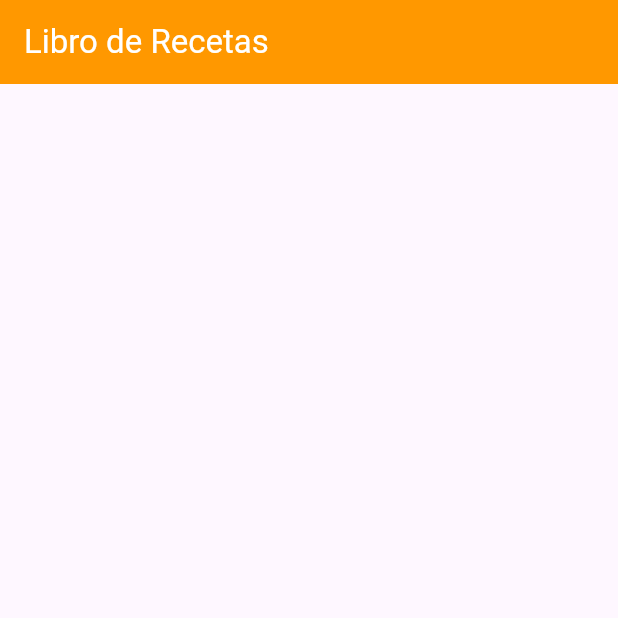
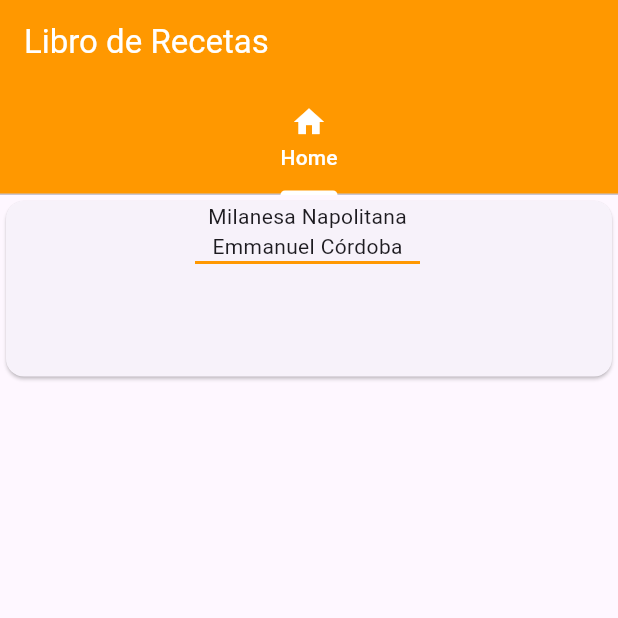
Before and after one commit to emmanuelcordoba/platzi_recipe_book, a Flutter app: the screen it shows after launch, on a phone screen of 412 x 824 dp, the top half of it. Run offline on Flutter 3.47's test engine with Material 3 defaults, Android fonts, the phone set to English and light mode, and no system bars.

Commit message:
Agrego HomeScreen. Agrego Tabs en el AppBar.

```diff
--- a/lib/main.dart
+++ b/lib/main.dart
@@ -1,4 +1,5 @@
 import 'package:flutter/material.dart';
+import 'package:platzi_recipe_book/screens/home.dart';
 
 void main() {
   runApp(const MyApp());
@@ -21,13 +22,27 @@ class RecipeBook extends StatelessWidget {
 
   @override
   Widget build(BuildContext context) {
-    return Scaffold(
-      appBar: AppBar(
-        title: const Text(
-          'Libro de Recetas',
-          style: TextStyle(color: Colors.white),
+    return DefaultTabController(
+      length: 1,
+      child: Scaffold(
+        appBar: AppBar(
+          title: const Text(
+            'Libro de Recetas',
+            style: TextStyle(color: Colors.white),
+          ),
+          backgroundColor: Colors.orange,
+          bottom: TabBar(
+              indicatorColor: Colors.white,
+              labelColor: Colors.white,
+              unselectedLabelColor: Colors.white,
+              tabs: [
+                Tab(
+                  icon: Icon(Icons.home),
+                  text: 'Home',
+                )
+              ]),
         ),
-        backgroundColor: Colors.orange,
+        body: TabBarView(children: [HomeScreen()]),
       ),
     );
   }
--- /dev/null
+++ b/lib/screens/home.dart
@@ -0,0 +1,43 @@
+import 'package:flutter/material.dart';
+
+class HomeScreen extends StatelessWidget {
+  const HomeScreen({super.key});
+
+  @override
+  Widget build(BuildContext context) {
+    return Scaffold(
+      body: Container(
+        width: MediaQuery.of(context).size.width,
+        height: 125,
+        child: Card(
+          child: Row(
+            children: <Widget>[
+              Container(
+                height: 125,
+                width: 100,
+                child: ClipRRect(
+                  borderRadius: BorderRadius.circular(10),
+                  child: Container(),
+                ),
+              ),
+              SizedBox(
+                width: 26,
+              ),
+              Column(
+                children: [
+                  Text('Milanesa Napolitana'),
+                  Text('Emmanuel Córdoba'),
+                  Container(
+                    height: 2,
+                    width: 150,
+                    color: Colors.orange,
+                  )
+                ],
+              )
+            ],
+          ),
+        ),
+      ),
+    );
+  }
+}
```
